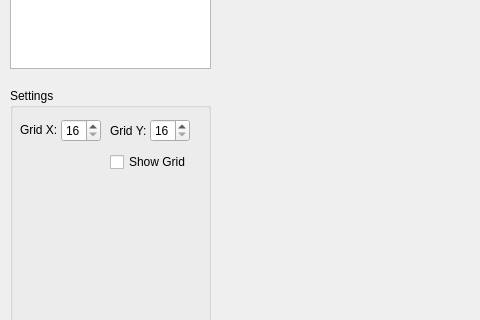
Old version of the form editor/main_window.ui in the repository Malekblubb/revenge_of_the_pixel_cat; both pictures show x 0 to 480 and y 312 to 632 of the 1269 by 716 pixel window.
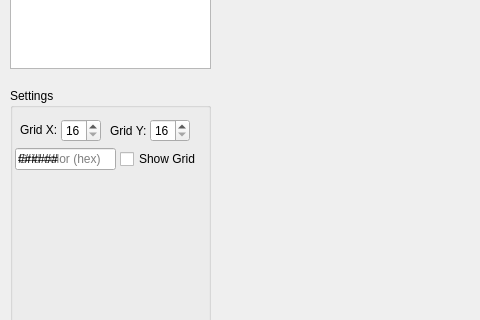
New version of the form. Custom widgets are drawn as their Qt base class.

Commit message: ui: added grid color input

What changed in the file:
```diff
--- a/editor/main_window.ui
+++ b/editor/main_window.ui
@@ -75,8 +75,8 @@
     <widget class="QCheckBox" name="cb_showgrid">
      <property name="geometry">
       <rect>
-       <x>100</x>
-       <y>64</y>
+       <x>110</x>
+       <y>61</y>
        <width>85</width>
        <height>20</height>
       </rect>
@@ -155,6 +155,22 @@
       <string>Grid X:</string>
      </property>
     </widget>
+    <widget class="QLineEdit" name="le_gridcolor">
+     <property name="geometry">
+      <rect>
+       <x>5</x>
+       <y>60</y>
+       <width>101</width>
+       <height>22</height>
+      </rect>
+     </property>
+     <property name="inputMask">
+      <string>HHHHHH;#</string>
+     </property>
+     <property name="placeholderText">
+      <string>Grid color (hex)</string>
+     </property>
+    </widget>
    </widget>
   </widget>
  </widget>
```
